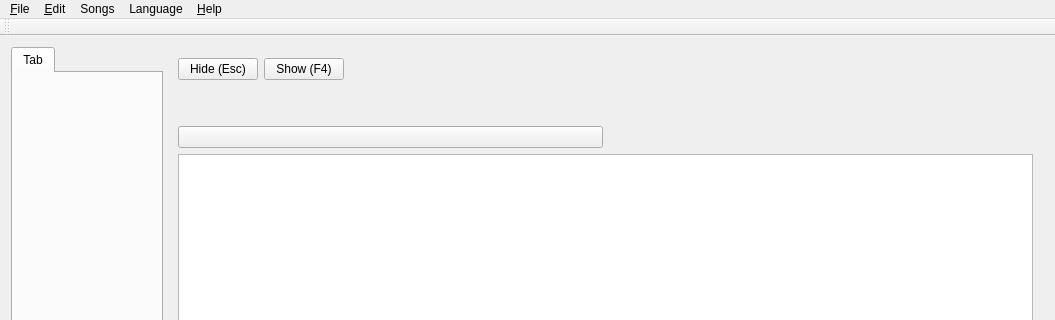
First picture: the form in src/softprojector.ui, repository SoftProjector/src, before the edit; both pictures show x 0 to 1055 and y 0 to 320 of the 1055 by 666 pixel window.
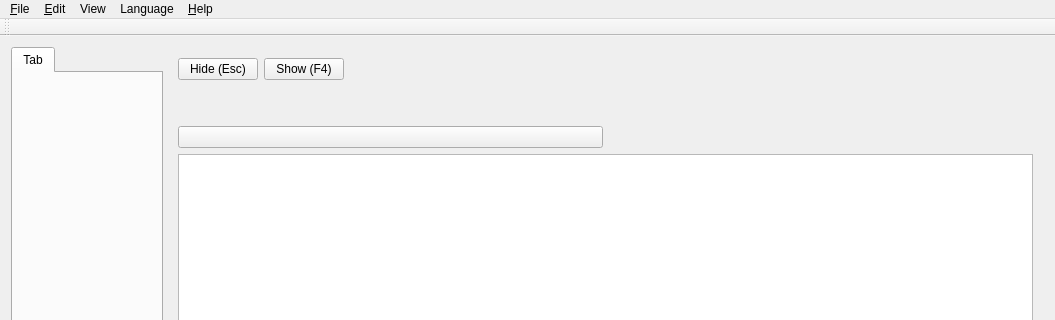
Second picture: the form after the edit. Icons and pictures are not drawn.

Patch:
```diff
--- a/src/softprojector.ui
+++ b/src/softprojector.ui
@@ -208,7 +208,7 @@
      <x>0</x>
      <y>0</y>
      <width>1055</width>
-     <height>21</height>
+     <height>20</height>
     </rect>
    </property>
    <widget class="QMenu" name="menuFile">
@@ -249,7 +249,7 @@
    </widget>
    <widget class="QMenu" name="menuSongs">
     <property name="title">
-     <string>Songs</string>
+     <string>View</string>
     </property>
     <addaction name="actionNewSong"/>
     <addaction name="actionEditSong"/>
```
Left out of the diff: 64 changed lines with no effect on the pictures.
